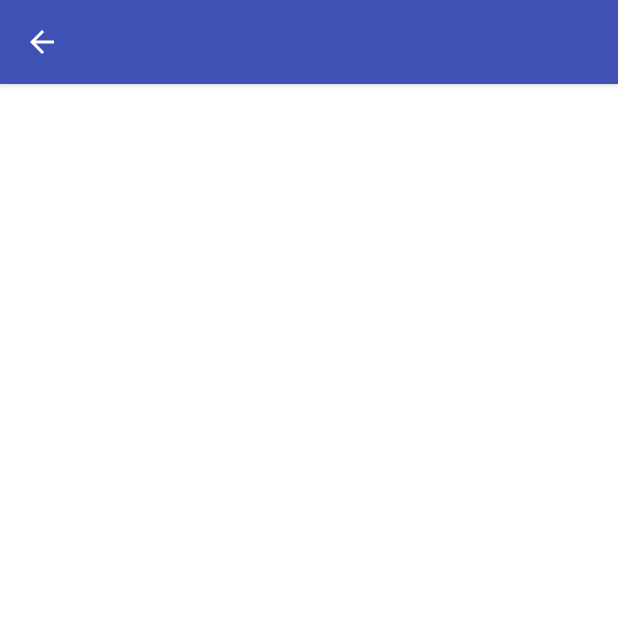
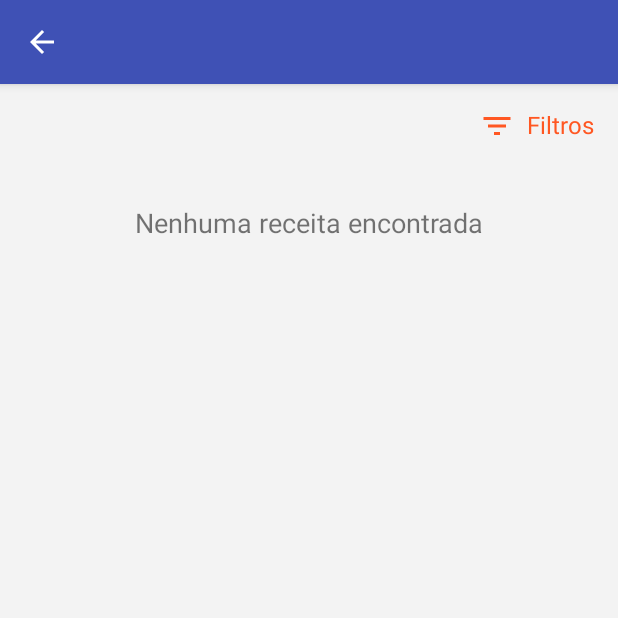
Before and after one commit to JoandersonG/MenuMeu, an Android app: the CategoryActivity screen opened directly, with no data from a screen before it, on a phone screen of 412 x 824 dp, the top half of it. Run offline under Robolectric (Android 15) with nearby library versions, the phone set to English and light mode, and no system bars; our stand-ins replace Picasso, Room's generated code; pictures from the network do not load.

Commit message:
added filter by category functionality

```diff
--- a/app/src/main/java/joandersongoncalves/example/veganocook/presentation/CategoryActivity.kt
+++ b/app/src/main/java/joandersongoncalves/example/veganocook/presentation/CategoryActivity.kt
@@ -3,10 +3,13 @@ package joandersongoncalves.example.veganocook.presentation
 import android.content.Context
 import android.content.Intent
 import android.os.Bundle
+import android.widget.Button
 import androidx.activity.viewModels
 import androidx.appcompat.app.AppCompatActivity
+import androidx.drawerlayout.widget.DrawerLayout
 import androidx.lifecycle.Observer
 import androidx.recyclerview.widget.GridLayoutManager
+import com.google.android.material.chip.Chip
 import com.google.android.material.snackbar.Snackbar
 import joandersongoncalves.example.veganocook.R
 import joandersongoncalves.example.veganocook.data.model.Recipe
@@ -14,6 +17,7 @@ import joandersongoncalves.example.veganocook.presentation.adapter.RecipeAdapter
 import joandersongoncalves.example.veganocook.presentation.viewmodel.CategoryViewModel
 import kotlinx.android.synthetic.main.activity_category.*
 import kotlinx.android.synthetic.main.app_toolbar.*
+import kotlinx.android.synthetic.main.recipe_filters.*
 
 class CategoryActivity : AppCompatActivity() {
 
@@ -51,8 +55,12 @@ class CategoryActivity : AppCompatActivity() {
         }
 
         viewModel.recipesByCategory.observe(this, Observer {
-            it?.let {
-                recipeAdapter.setRecipes(it)
+            recipeAdapter.setRecipes(it)
+
+            if (it.isEmpty()) { //the results returned zero recipes
+                viewFlipperCategoryActivity.displayedChild = 1
+            } else { //results returned at least one recipe
+                viewFlipperCategoryActivity.displayedChild = 0
             }
         })
 
@@ -60,6 +68,65 @@ class CategoryActivity : AppCompatActivity() {
         viewFlipperAppToolbar.displayedChild = 1
         appToolbarOther.title = intent.getStringExtra(EXTRA_CATEGORY_TITLE)
         AppToolbarSetup.setBackButton(appToolbarOther, this)
+
+        //setting drawer
+        drawerLayoutCategoryActivity.setDrawerLockMode(DrawerLayout.LOCK_MODE_LOCKED_CLOSED)
+
+        //setting button Filters
+        textOpenFilters.setOnClickListener {
+            drawerLayoutCategoryActivity.openDrawer(drawerFilters)
+            addAllCategoriesIntoChips()
+        }
+
+        //setting button Clean All
+        drawerFilters
+            .getHeaderView(0)
+            .findViewById<Button>(R.id.btCleanSelectionFiltersDrawer)
+            .setOnClickListener {
+                //clean filter selection
+                viewModel.cleanSelectedCategories()
+                //recreate all category chips
+                addAllCategoriesIntoChips()
+            }
+
+        viewModel.selectedCategoriesOnFilter.observe(this, Observer {
+            //now filter categories
+            viewModel.updateAllRecipes()
+        })
+
+        viewModel.getAllCategories()
+    }
+
+    private fun addAllCategoriesIntoChips() {
+        viewModel.allCategories.value?.let {
+            chipGroupCategoriesFilter.removeAllViews()
+            for (category in it) {
+                val categoryChip = layoutInflater.inflate(
+                    R.layout.chip_all_categories,
+                    chipGroupCategoriesFilter,
+                    false
+                ) as Chip
+                viewModel.selectedCategoriesOnFilter.value?.let { selectedCategories ->
+                    if (selectedCategories.contains(category)) {
+                        categoryChip.isChecked = true
+                    }
+                }
+                categoryChip.setOnCheckedChangeListener { _, _ ->
+                    viewModel.checkedChangeOnSelectedCategory(category)
+                }
+                categoryChip.text = category.categoryName
+                chipGroupCategoriesFilter.addView(categoryChip)
+            }
+        }
+    }
+
+    override fun onBackPressed() {
+        if (drawerLayoutCategoryActivity.isDrawerOpen(drawerFilters)) {
+            drawerLayoutCategoryActivity.closeDrawers()
+        } else {
+            super.onBackPressed()
+        }
+
     }
 
     override fun onActivityResult(requestCode: Int, resultCode: Int, data: Intent?) {
@@ -85,6 +152,7 @@ class CategoryActivity : AppCompatActivity() {
                 viewModel.updateRecipe(it)
             }
         }
+        viewModel.getAllCategories() //updating categories for any possible updates
     }
 
     companion object {
--- a/app/src/main/java/joandersongoncalves/example/veganocook/presentation/viewmodel/CategoryViewModel.kt
+++ b/app/src/main/java/joandersongoncalves/example/veganocook/presentation/viewmodel/CategoryViewModel.kt
@@ -6,6 +6,7 @@ import androidx.lifecycle.MutableLiveData
 import androidx.lifecycle.viewModelScope
 import joandersongoncalves.example.veganocook.data.RecipeRepository
 import joandersongoncalves.example.veganocook.data.database.RecipeDatabase
+import joandersongoncalves.example.veganocook.data.model.Category
 import joandersongoncalves.example.veganocook.data.model.Recipe
 import kotlinx.coroutines.Dispatchers
 import kotlinx.coroutines.launch
@@ -15,11 +16,15 @@ class CategoryViewModel(application: Application) : AndroidViewModel(application
 
     private val repository: RecipeRepository
     var recipesByCategory = MutableLiveData<List<Recipe>>()
+    var allCategories = MutableLiveData<List<Category>>()
+    var selectedCategoriesOnFilter = MutableLiveData<List<Category>>()
     var category: String
 
     init {
         val recipeDao = RecipeDatabase.getDatabase(application, viewModelScope).recipeDao()
         repository = RecipeRepository(recipeDao)
+        allCategories.value = listOf()
+        selectedCategoriesOnFilter.value = listOf()
         category = ""
     }
 
@@ -64,4 +69,45 @@ class CategoryViewModel(application: Application) : AndroidViewModel(application
         repository.updateRecipe(recipe)
         getCategoryWithRecipes()
     }
+
+    fun getAllCategories() = viewModelScope.launch(Dispatchers.IO) {
+        allCategories.postValue(repository.getAllCategories())
+    }
+
+    fun checkedChangeOnSelectedCategory(category: Category) {
+        var newList = mutableListOf<Category>()
+        selectedCategoriesOnFilter.value?.let {
+            newList = it.toMutableList()
+            if (it.contains(category)) {
+                println("checked before, now removing")
+                newList.remove(category)
+            } else {
+                println("not checked before, now adding")
+                newList.add(category)
+            }
+        }
+        selectedCategoriesOnFilter.value = newList
+    }
+
+    fun updateAllRecipes() = viewModelScope.launch(Dispatchers.IO) {
+        val listRecipe = mutableListOf<Recipe>()
+        selectedCategoriesOnFilter.value?.let {
+            for (category in it) {
+                val result = repository.getRecipesByCategory(category.categoryName)
+                for (recipeOnResult in result) {
+                    if (!listRecipe.contains(recipeOnResult)) {
+                        listRecipe.add(recipeOnResult)
+                    }
+                }
+            }
+            if (it.isEmpty()) { //get all results, cause there's no category filter
+                listRecipe.addAll(repository.getAllRecipes())
+            }
+        }
+        recipesByCategory.postValue(listRecipe)
+    }
+
+    fun cleanSelectedCategories() {
+        selectedCategoriesOnFilter.value = listOf()
+    }
 }
--- /dev/null
+++ b/app/src/main/res/drawable/ic_filter_24dp.xml
@@ -0,0 +1,9 @@
+<vector xmlns:android="http://schemas.android.com/apk/res/android"
+    android:width="24dp"
+    android:height="24dp"
+    android:viewportWidth="24.0"
+    android:viewportHeight="24.0">
+    <path
+        android:fillColor="@color/colorAccent"
+        android:pathData="M10,18h4v-2h-4v2zM3,6v2h18L21,6L3,6zM6,13h12v-2L6,11v2z" />
+</vector>
--- a/app/src/main/res/layout/activity_category.xml
+++ b/app/src/main/res/layout/activity_category.xml
@@ -1,11 +1,18 @@
 <?xml version="1.0" encoding="utf-8"?>
-<androidx.constraintlayout.widget.ConstraintLayout xmlns:android="http://schemas.android.com/apk/res/android"
+<androidx.drawerlayout.widget.DrawerLayout xmlns:android="http://schemas.android.com/apk/res/android"
     xmlns:app="http://schemas.android.com/apk/res-auto"
     xmlns:tools="http://schemas.android.com/tools"
     android:layout_width="match_parent"
     android:layout_height="match_parent"
-    android:id="@+id/baseLayoutCategoryActivity"
+    android:fitsSystemWindows="true"
+    android:background="@color/grey"
+    android:id="@+id/drawerLayoutCategoryActivity"
     tools:context=".presentation.CategoryActivity">
+
+    <LinearLayout
+        android:layout_width="match_parent"
+        android:layout_height="wrap_content"
+        android:orientation="vertical">
 
         <include
             android:id="@+id/include"
@@ -14,19 +21,70 @@
             app:layout_constraintEnd_toEndOf="parent"
             app:layout_constraintTop_toTopOf="parent" />
 
-    <androidx.recyclerview.widget.RecyclerView
-        android:id="@+id/rvRecipesByCategory"
-        android:layout_width="0dp"
-        android:layout_height="0dp"
-        android:layout_marginStart="1dp"
-        android:layout_marginTop="1dp"
-        android:layout_marginEnd="1dp"
-        android:layout_marginBottom="1dp"
+        <androidx.core.widget.NestedScrollView
+            android:layout_width="match_parent"
+            android:layout_height="wrap_content">
+
+            <LinearLayout
+                android:layout_width="match_parent"
+                android:layout_height="wrap_content"
+                android:orientation="vertical"
+                android:id="@+id/baseLayoutCategoryActivity">
+
+                <TextView
+                    android:id="@+id/textOpenFilters"
+                    android:layout_width="wrap_content"
+                    android:layout_height="wrap_content"
+                    android:layout_gravity="end"
+                    android:drawableStart="@drawable/ic_filter_24dp"
+                    android:clickable="true"
+                    android:background="?attr/selectableItemBackgroundBorderless"
+                    android:text="@string/filters"
+                    android:textSize="16sp"
+                    android:textColor="@color/colorAccent"
+                    android:drawablePadding="8dp"
+                    android:padding="8dp"
+                    android:layout_marginEnd="8dp"
+                    android:layout_marginTop="8dp"
+                    app:layout_constraintEnd_toEndOf="parent"
+                    app:layout_constraintTop_toTopOf="parent"
+                    android:focusable="true" />
+
+                <ViewFlipper
+                    android:id="@+id/viewFlipperCategoryActivity"
+                    android:layout_width="match_parent"
+                    android:layout_height="wrap_content"
                     app:layout_constraintBottom_toBottomOf="parent"
                     app:layout_constraintEnd_toEndOf="parent"
                     app:layout_constraintStart_toStartOf="parent"
-        app:layout_constraintTop_toBottomOf="@+id/include"
+                    app:layout_constraintTop_toBottomOf="@id/textOpenFilters">
+
+                    <androidx.recyclerview.widget.RecyclerView
+                        android:id="@+id/rvRecipesByCategory"
+                        android:layout_width="match_parent"
+                        android:layout_height="wrap_content"
                         tools:listitem="@layout/adapter_recipe" />
 
+                    <TextView
+                        android:layout_width="match_parent"
+                        android:layout_height="wrap_content"
+                        android:text="@string/no_recipe_found"
+                        android:textSize="18sp"
+                        android:gravity="center_horizontal"
+                        android:layout_marginTop="32dp" />
 
-</androidx.constraintlayout.widget.ConstraintLayout>
+                </ViewFlipper>
+            </LinearLayout>
+        </androidx.core.widget.NestedScrollView>
+
+    </LinearLayout>
+
+    <com.google.android.material.navigation.NavigationView
+        android:id="@+id/drawerFilters"
+        android:layout_width="wrap_content"
+        android:layout_height="match_parent"
+        android:fitsSystemWindows="true"
+        android:layout_gravity="end"
+        app:headerLayout="@layout/recipe_filters" />
+
+</androidx.drawerlayout.widget.DrawerLayout>
--- a/app/src/main/res/values/strings.xml
+++ b/app/src/main/res/values/strings.xml
@@ -8,7 +8,7 @@
     <!-- CreateRecipeActivity -->
     <string name="hint_create_recipe_youtube_link">Cole o link do YouTube</string>
     <string name="content_description_search">Pesquisar</string>
-    <string name="category">Categorias:</string>
+    <string name="categories">Categorias:</string>
     <string name="success_saving_recipe">Receita Salva com Sucesso</string>
     <string name="success_updating_recipe">Receita atualizada com sucesso</string>
     <string name="category_removed">categoria removida</string>
@@ -43,6 +43,9 @@
     <!-- CategoryActivity -->
     <string name="confirmation_delete">Tem certeza que deseja excluir esta receita?</string>
     <string name="success_deleting_recipe">Receita excluída com sucesso</string>
+    <string name="no_recipe_found">Nenhuma receita encontrada</string>
+    <string name="clean_all">limpar todos</string>
+    <string name="filters">Filtros</string>
 
     <!-- RecipeAdapter -->
     <string name="recipe_image">Imagem da receita</string>
```
Also changed, not shown: app/src/main/res/layout/recipe_filters.xml (added, +65 -0 lines). Lines whose indentation alone changed are shown as unchanged.
